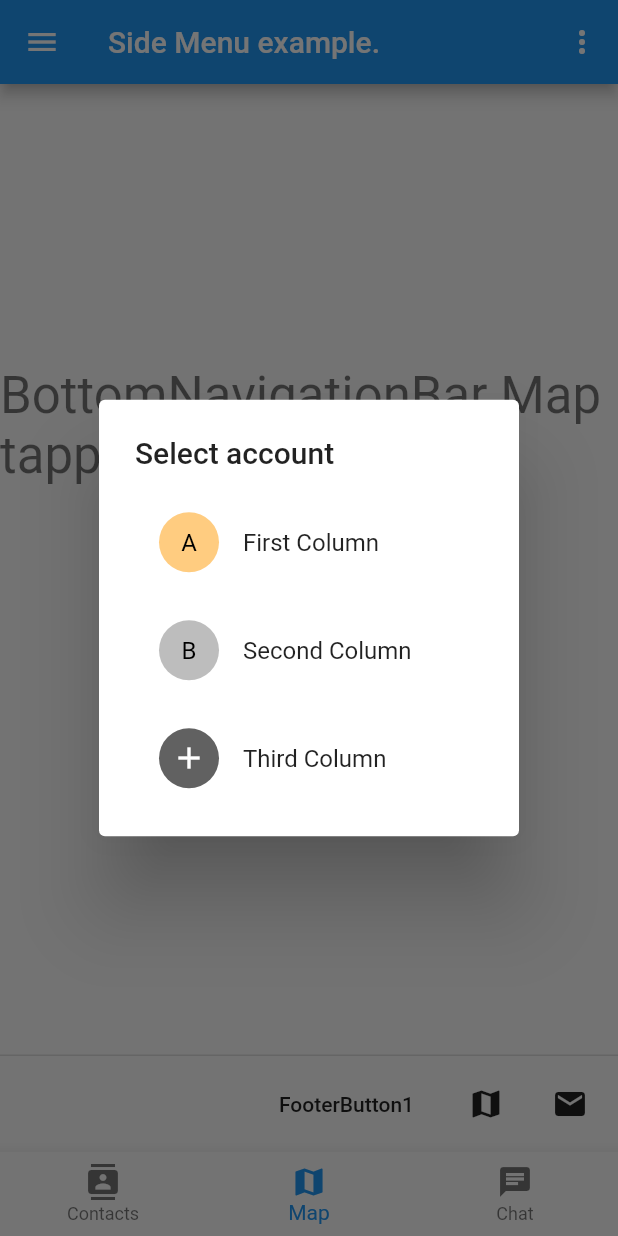
After one commit to yaosatoshi/flutter_samples, a Flutter app: the screen it shows after launch, item 2 of the bottom bar chosen, after a tap on "Simple Dialog", on a phone screen of 412 x 824 dp. The commit adds this screen. Run offline on Flutter 3.47's test engine with Material 2 defaults, Android fonts, the phone set to English and light mode, and no system bars.

Commit message:
1-7-2 SimpleDialog

```diff
--- a/lib/main.dart
+++ b/lib/main.dart
@@ -1,4 +1,5 @@
 import 'package:flutter/material.dart';
+import 'package:flutter_application/simpleDialog.dart';
 import 'package:provider/provider.dart';
 
 import 'alertDialog.dart';
@@ -65,6 +66,7 @@ class MyApp extends StatelessWidget {
                 ),
                 MyBottomSheetRaisedButton(),
                 MyAlertDialogRaisedButton(),
+                MySimpleDialogRaisedButton(),
               ],
             ),
           ),
@@ -77,6 +79,23 @@ class MyApp extends StatelessWidget {
           bottomNavigationBar: MyBottomNavigationBar(),
         ),
       ),
+    );
+  }
+}
+
+class MySimpleDialogRaisedButton extends StatelessWidget {
+  @override
+  Widget build(BuildContext context) {
+    return RaisedButton(
+      onPressed: () async {
+        final result = await showDialog<String>(
+            context: context,
+            barrierDismissible: false,
+            builder: (_) => MySimpleDialog());
+        Provider.of<Notifier>(context, listen: false).value =
+            "SimpleDialog RESULT is $result.";
+      },
+      child: Text("Simple Dialog"),
     );
   }
 }
--- /dev/null
+++ b/lib/simpleDialog.dart
@@ -0,0 +1,42 @@
+import 'package:flutter/material.dart';
+
+class MySimpleDialog extends StatelessWidget {
+  @override
+  Widget build(BuildContext context) {
+    return SimpleDialog(
+      title: Text('Select account'),
+      children: <Widget>[
+        SimpleDialogOption(
+          child: ListTile(
+            leading: CircleAvatar(
+              backgroundColor: Colors.orange.shade200,
+              child: Text('A', style: TextStyle(color: Colors.black)),
+            ),
+            title: Text('First Column'),
+          ),
+          onPressed: () => Navigator.pop(context, "first"),
+        ),
+        SimpleDialogOption(
+          child: ListTile(
+            leading: CircleAvatar(
+              backgroundColor: Colors.grey.shade400,
+              child: Text('B', style: TextStyle(color: Colors.black)),
+            ),
+            title: Text('Second Column'),
+          ),
+          onPressed: () => Navigator.pop(context, "second"),
+        ),
+        SimpleDialogOption(
+          child: ListTile(
+            leading: CircleAvatar(
+              backgroundColor: Colors.grey.shade700,
+              child: Icon(Icons.add, color: Colors.white),
+            ),
+            title: Text('Third Column'),
+          ),
+          onPressed: () => Navigator.pop(context, "third"),
+        ),
+      ],
+    );
+  }
+}
```
